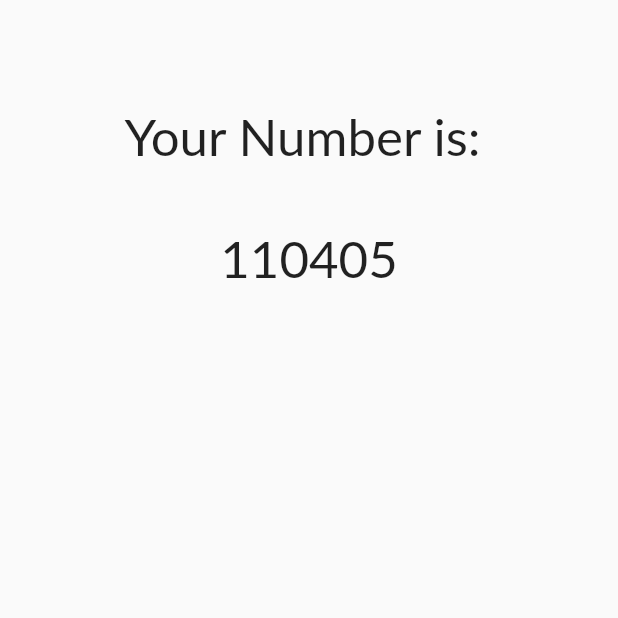
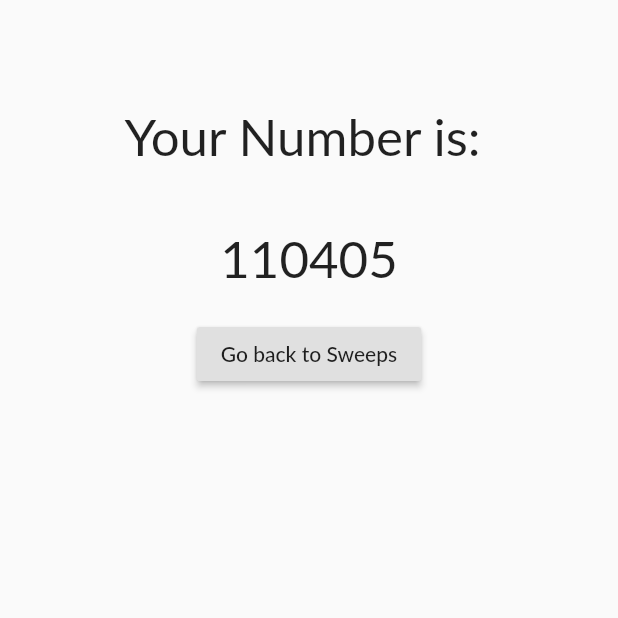
Before and after one commit to tullahnazari/SweepstakesApp, a Flutter app: the ResultScreen screen opened by its route, on a phone screen of 412 x 824 dp, the top half of it. Run offline on Flutter 3.47's test engine with Material 2 defaults, Android fonts, the phone set to English and light mode, and no system bars; our stand-ins replace animated_text_kit; missing offline and left inert: ads, clippy_flutter, firebase_admob; accounts and stored records are empty; network calls fail; Roboto replaces fonts that are missing (Lato).

```diff
--- a/lib/main.dart
+++ b/lib/main.dart
@@ -38,6 +38,7 @@ class MyApp extends StatelessWidget {
           ResultScreen.routeName: (ctx) => ResultScreen(),
           AddingSweepstake.routeName: (ctx) => AddingSweepstake(),
           SweepstakeManagement.routeName: (ctx) => SweepstakeManagement(),
+          SweepstakesOverview.routeName: (ctx) => SweepstakesOverview(),
         },
       ),
     );
--- a/lib/screens/results_screen.dart
+++ b/lib/screens/results_screen.dart
@@ -2,6 +2,7 @@ import 'package:flutter/material.dart';
 import 'package:provider/provider.dart';
 import 'package:sweepstakes/providers/result.dart';
 import 'package:sweepstakes/providers/sweepstakes.dart';
+import 'package:sweepstakes/screens/sweepstakes_overview.dart';
 
 class ResultScreen extends StatelessWidget {
   //giving page route name
@@ -31,6 +32,18 @@ class ResultScreen extends StatelessWidget {
                 style: TextStyle(fontSize: 34),
               ),
             ),
+            SizedBox(
+              height: 20,
+            ),
+            Center(
+              child: RaisedButton(
+                child: Text('Go back to Sweeps'),
+                onPressed: () {
+                  Navigator.of(context)
+                      .pushNamed(SweepstakesOverview.routeName);
+                },
+              ),
+            ),
           ],
         ),
       ),
--- a/lib/screens/sweepstakes_overview.dart
+++ b/lib/screens/sweepstakes_overview.dart
@@ -5,6 +5,7 @@ import 'package:sweepstakes/widgets/app_drawer.dart';
 import 'package:sweepstakes/widgets/sweepstake_items.dart';
 
 class SweepstakesOverview extends StatelessWidget {
+  static const routeName = '/sweepstakeoverview';
   @override
   Widget build(BuildContext context) {
     final loadedSweepstakeData = Provider.of<Sweepstakes>(context);
```
Also changed, not shown: lib/screens/sweepstakes_detail.dart (+11 -3 lines).
